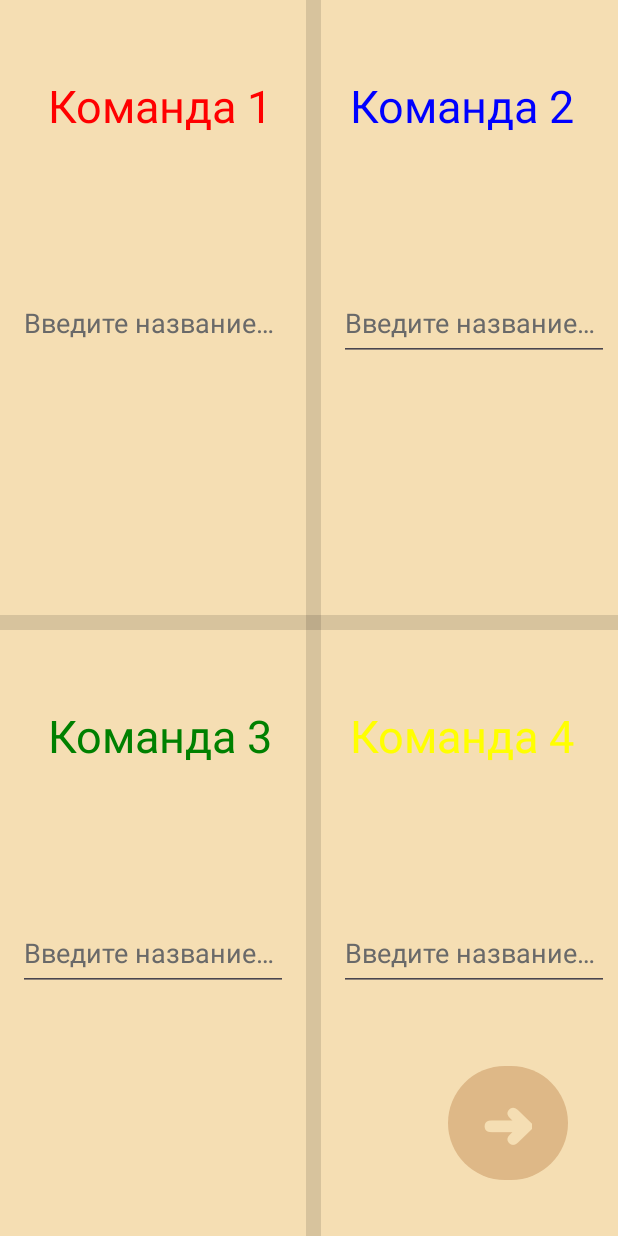
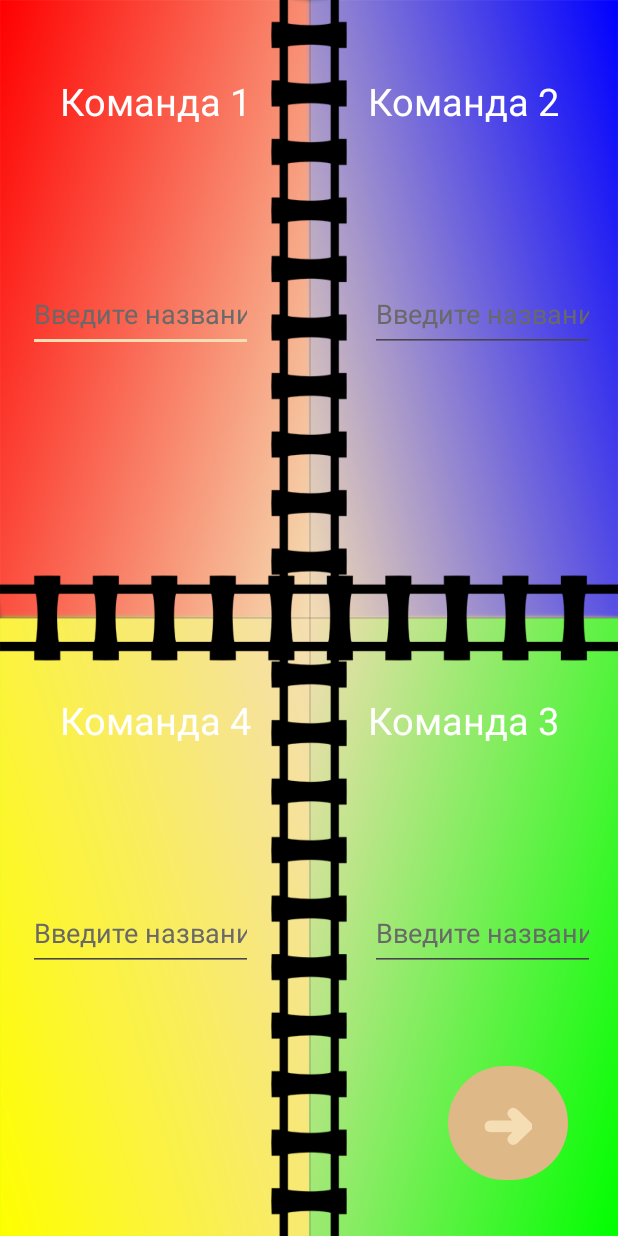
Before and after one commit to DaFerstDi/STU-Economy, an Android app: the Command_enter screen opened directly, with no data from a screen before it, on a phone screen of 412 x 824 dp. Run offline under Robolectric (Android 15) with nearby library versions, the phone set to English and light mode, and no system bars; Roboto replaces fonts that are not available here.

Commit message:
Забыть всё

```diff
--- a/app/src/main/res/layout/activity_command_enter.xml
+++ b/app/src/main/res/layout/activity_command_enter.xml
@@ -4,14 +4,13 @@
     xmlns:tools="http://schemas.android.com/tools"
     android:layout_width="match_parent"
     android:layout_height="match_parent"
-    android:background="@color/bg"
+    android:background="@drawable/enter_comand_bg"
     tools:context=".Command_enter">
 
     <View
         android:id="@+id/divider"
-        android:layout_width="10dp"
+        android:layout_width="1dp"
         android:layout_height="wrap_content"
-        android:layout_marginStart="5dp"
         android:background="?android:attr/listDivider"
         app:layout_constraintBottom_toBottomOf="parent"
         app:layout_constraintEnd_toEndOf="parent"
@@ -22,8 +21,7 @@
     <View
         android:id="@+id/divider2"
         android:layout_width="wrap_content"
-        android:layout_height="10dp"
-        android:layout_marginTop="5dp"
+        android:layout_height="1dp"
         android:background="?android:attr/listDivider"
         app:layout_constraintBottom_toBottomOf="parent"
         app:layout_constraintEnd_toEndOf="parent"
@@ -37,9 +35,10 @@
         android:layout_marginTop="50dp"
         android:text="@string/command_1"
         android:textAllCaps="false"
-        android:textColor="@color/red"
-        android:textSize="30sp"
+        android:textColor="@color/white"
+        android:textSize="25dp"
         app:layout_constraintEnd_toEndOf="@+id/divider"
+        app:layout_constraintHorizontal_bias="0.5"
         app:layout_constraintStart_toStartOf="parent"
         app:layout_constraintTop_toTopOf="parent" />
 
@@ -49,9 +48,10 @@
         android:layout_height="wrap_content"
         android:layout_marginTop="50dp"
         android:text="@string/command_2"
-        android:textColor="@color/blue"
-        android:textSize="30sp"
+        android:textColor="@color/white"
+        android:textSize="25dp"
         app:layout_constraintEnd_toEndOf="parent"
+        app:layout_constraintHorizontal_bias="0.5"
         app:layout_constraintStart_toStartOf="@+id/divider"
         app:layout_constraintTop_toTopOf="parent" />
 
@@ -60,10 +60,11 @@
         android:layout_width="wrap_content"
         android:layout_height="wrap_content"
         android:layout_marginTop="50dp"
-        android:text="@string/command_3"
-        android:textColor="@color/green"
-        android:textSize="30sp"
+        android:text="@string/command_4"
+        android:textColor="@color/white"
+        android:textSize="25dp"
         app:layout_constraintEnd_toEndOf="@+id/divider"
+        app:layout_constraintHorizontal_bias="0.5"
         app:layout_constraintStart_toStartOf="parent"
         app:layout_constraintTop_toBottomOf="@+id/divider2" />
 
@@ -72,10 +73,11 @@
         android:layout_width="wrap_content"
         android:layout_height="wrap_content"
         android:layout_marginTop="50dp"
-        android:text="@string/command_4"
-        android:textColor="@color/yellow"
-        android:textSize="30sp"
+        android:text="@string/command_3"
+        android:textColor="@color/white"
+        android:textSize="25dp"
         app:layout_constraintEnd_toEndOf="parent"
+        app:layout_constraintHorizontal_bias="0.5"
         app:layout_constraintStart_toStartOf="@+id/divider"
         app:layout_constraintTop_toBottomOf="@+id/divider2" />
 
@@ -97,11 +99,11 @@
 
     <EditText
         android:id="@+id/editTextText"
-        android:layout_width="180sp"
+        android:layout_width="150sp"
         android:layout_height="50sp"
         android:layout_marginStart="5dp"
         android:layout_marginTop="100dp"
-        android:layout_marginEnd="15dp"
+        android:layout_marginEnd="25dp"
         android:autofillHints="username"
         android:ems="10"
         android:hint="@string/command_name"
@@ -115,50 +117,51 @@
 
     <EditText
         android:id="@+id/editTextText2"
-        android:layout_width="180sp"
+        android:layout_width="150sp"
         android:layout_height="50sp"
-        android:layout_marginStart="15dp"
+        android:layout_marginStart="25dp"
         android:layout_marginTop="100dp"
+        android:autofillHints="username"
         android:ems="10"
         android:hint="@string/command_name"
         android:inputType="text"
         android:textColor="@color/blue"
         android:textColorHint="@color/text"
-        android:autofillHints="username"
         app:layout_constraintEnd_toEndOf="parent"
         app:layout_constraintStart_toStartOf="@+id/divider"
         app:layout_constraintTop_toBottomOf="@+id/textView4" />
 
     <EditText
         android:id="@+id/editTextText3"
-        android:layout_width="180sp"
+        android:layout_width="150sp"
         android:layout_height="50sp"
         android:layout_marginStart="5dp"
         android:layout_marginTop="100dp"
-        android:layout_marginEnd="15dp"
+        android:layout_marginEnd="25dp"
+        android:autofillHints="username"
         android:ems="10"
         android:hint="@string/command_name"
         android:inputType="text"
         android:textColor="@color/green"
         android:textColorHint="@color/text"
-        android:autofillHints="username"
         app:layout_constraintEnd_toEndOf="@+id/divider"
         app:layout_constraintStart_toStartOf="parent"
         app:layout_constraintTop_toBottomOf="@+id/textView5" />
 
     <EditText
         android:id="@+id/editTextText4"
-        android:layout_width="180sp"
+        android:layout_width="150sp"
         android:layout_height="50sp"
-        android:layout_marginStart="15dp"
+        android:layout_marginStart="25dp"
         android:layout_marginTop="100dp"
+        android:autofillHints="username"
         android:ems="10"
         android:hint="@string/command_name"
         android:inputType="text"
         android:textColor="@color/yellow"
         android:textColorHint="@color/text"
-        android:autofillHints="username"
         app:layout_constraintEnd_toEndOf="parent"
         app:layout_constraintStart_toStartOf="@+id/divider"
         app:layout_constraintTop_toBottomOf="@+id/textView6" />
+
 </androidx.constraintlayout.widget.ConstraintLayout>
```
Also changed, not shown: app/src/main/res/drawable/enter_comand_bg.png (added).
